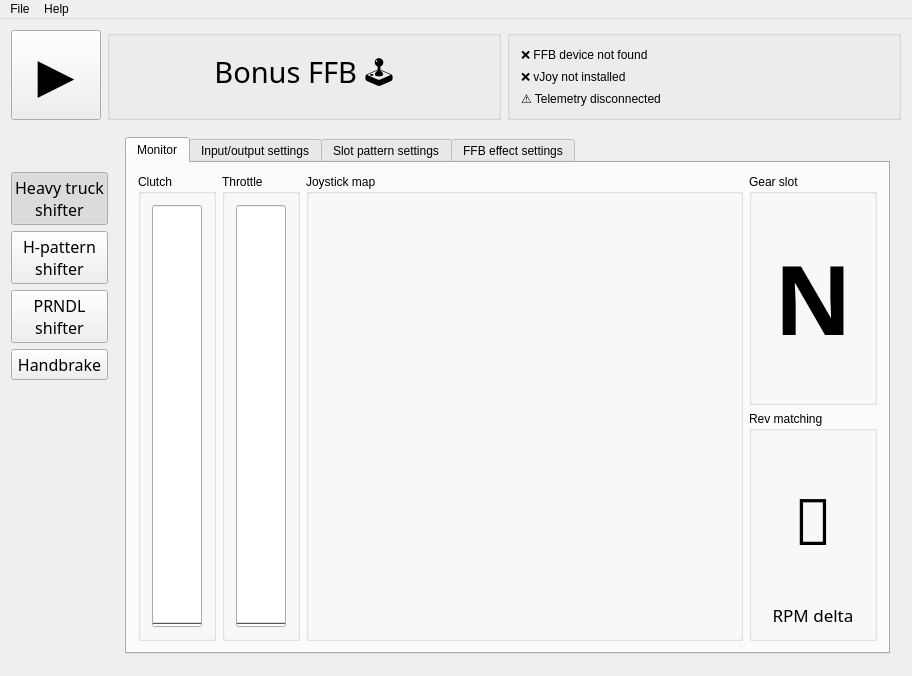
Before: the Qt Designer form BonusFFB/BonusFFB.ui in kgmonteith/BonusFFB, drawn with Qt 5.
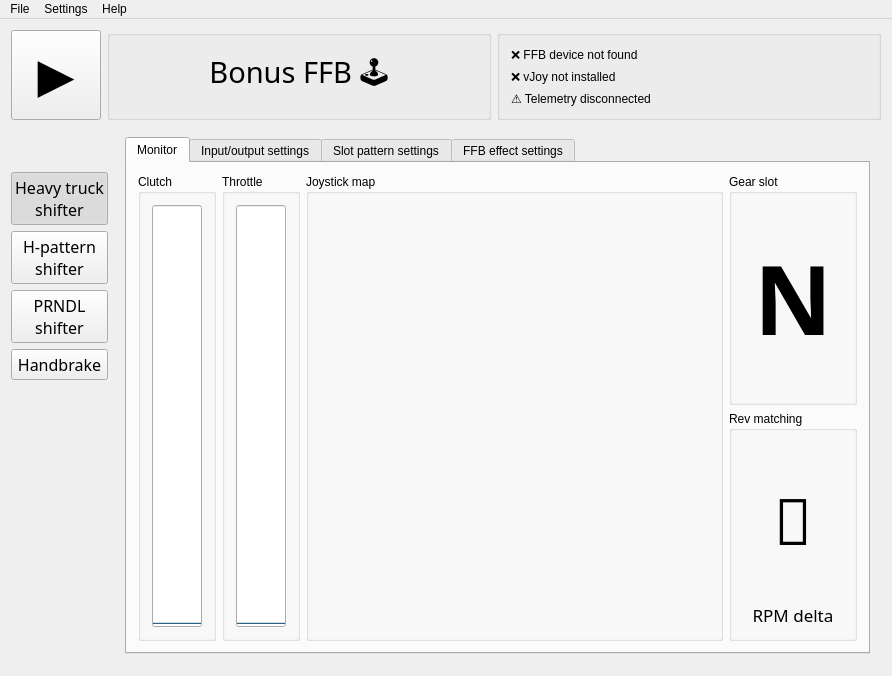
After: the same form once the commit is applied. The open tabs and pages were chosen to show the change. Icons and pictures are not drawn.

Diff of the .ui file:
```diff
--- a/BonusFFB/BonusFFB.ui
+++ b/BonusFFB/BonusFFB.ui
@@ -6,7 +6,7 @@
    <rect>
     <x>0</x>
     <y>0</y>
-    <width>912</width>
+    <width>892</width>
     <height>676</height>
    </rect>
   </property>
@@ -3435,7 +3435,7 @@
     <rect>
      <x>0</x>
      <y>0</y>
-     <width>912</width>
+     <width>892</width>
      <height>21</height>
     </rect>
    </property>
@@ -3454,7 +3454,16 @@
     <addaction name="actionUserGuide"/>
     <addaction name="actionAbout"/>
    </widget>
+   <widget class="QMenu" name="menuSettings">
+    <property name="title">
+     <string>Settings</string>
+    </property>
+    <addaction name="actionConfigure_input_output_devices"/>
+    <addaction name="separator"/>
+    <addaction name="actionReset_profile_to_default_settings"/>
+   </widget>
    <addaction name="menuFile"/>
+   <addaction name="menuSettings"/>
    <addaction name="menuHelp"/>
   </widget>
   <action name="actionExit">
```
Left out of the diff: 282 changed lines with no effect on the pictures.
